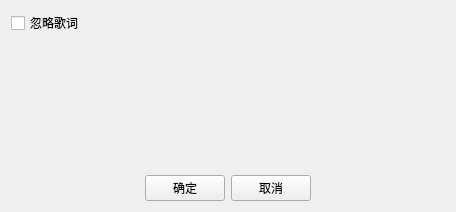
Qt form Settings.ui (FunnyAWM/MusicSyncTool) before a commit.
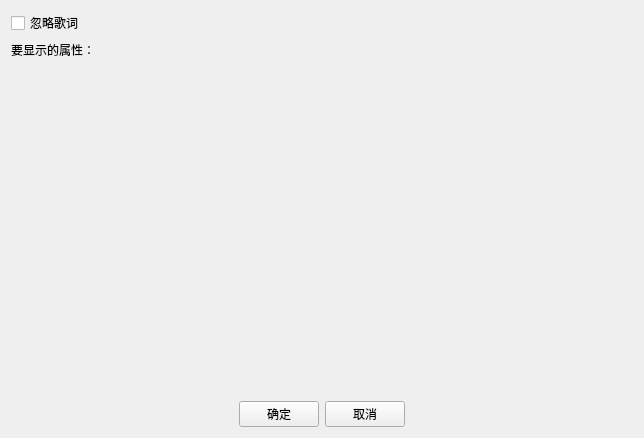
The same form after that commit.

The edit to the form file:
```diff
--- a/Settings.ui
+++ b/Settings.ui
@@ -6,8 +6,8 @@
    <rect>
     <x>0</x>
     <y>0</y>
-    <width>456</width>
-    <height>212</height>
+    <width>644</width>
+    <height>438</height>
    </rect>
   </property>
   <property name="windowTitle">
@@ -16,19 +16,6 @@
   <layout class="QGridLayout" name="gridLayout_2">
    <item row="0" column="0">
     <layout class="QGridLayout" name="gridLayout">
-     <item row="2" column="0">
-      <spacer name="verticalSpacer">
-       <property name="orientation">
-        <enum>Qt::Orientation::Vertical</enum>
-       </property>
-       <property name="sizeHint" stdset="0">
-        <size>
-         <width>20</width>
-         <height>40</height>
-        </size>
-       </property>
-      </spacer>
-     </item>
      <item row="0" column="0">
       <layout class="QHBoxLayout" name="horizontalLayout_2">
        <item>
@@ -44,14 +31,7 @@
        </item>
       </layout>
      </item>
-     <item row="0" column="1">
-      <layout class="QHBoxLayout" name="horizontalLayout_3">
-       <item>
-        <layout class="QVBoxLayout" name="verticalLayout_2"/>
-       </item>
-      </layout>
-     </item>
-     <item row="3" column="0" colspan="2">
+     <item row="4" column="0" colspan="2">
       <layout class="QHBoxLayout" name="horizontalLayout_4">
        <item>
         <spacer name="horizontalSpacer">
@@ -95,7 +75,21 @@
        </item>
       </layout>
      </item>
-     <item row="2" column="1">
+     <item row="1" column="0">
+      <widget class="QLabel" name="label">
+       <property name="text">
+        <string>要显示的属性：</string>
+       </property>
+      </widget>
+     </item>
+     <item row="0" column="1">
+      <layout class="QHBoxLayout" name="horizontalLayout_3">
+       <item>
+        <layout class="QVBoxLayout" name="verticalLayout_2"/>
+       </item>
+      </layout>
+     </item>
+     <item row="3" column="1">
       <spacer name="verticalSpacer_2">
        <property name="orientation">
         <enum>Qt::Orientation::Vertical</enum>
@@ -108,6 +102,19 @@
        </property>
       </spacer>
      </item>
+     <item row="3" column="0">
+      <spacer name="verticalSpacer">
+       <property name="orientation">
+        <enum>Qt::Orientation::Vertical</enum>
+       </property>
+       <property name="sizeHint" stdset="0">
+        <size>
+         <width>20</width>
+         <height>40</height>
+        </size>
+       </property>
+      </spacer>
+     </item>
     </layout>
    </item>
   </layout>
```
